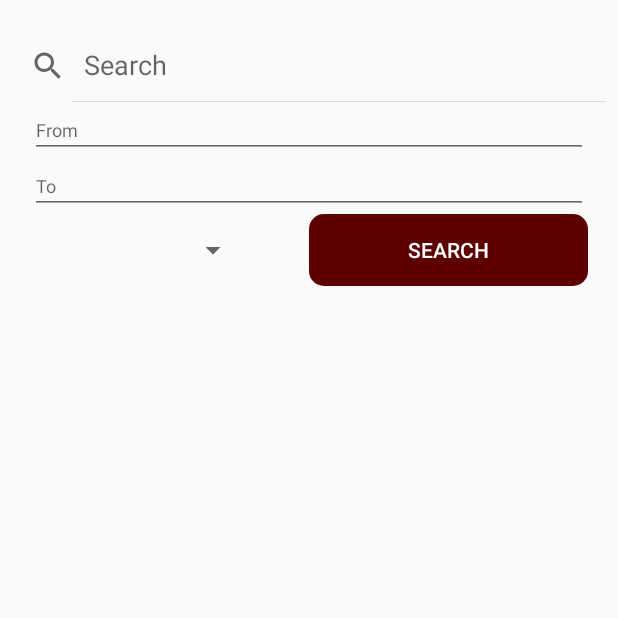
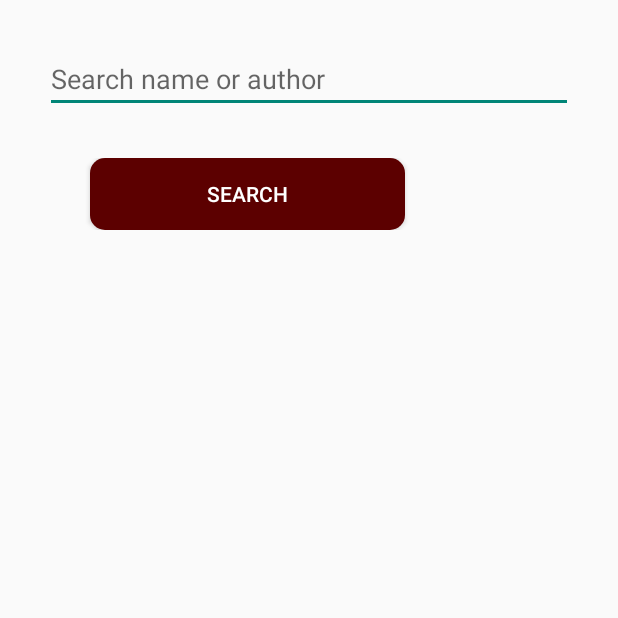
Before and after one commit to hoangduongngg/AndroidApp_COOKIK, an Android app: the fragment FragmentSearch shown on its own in the app's theme, on a phone screen of 412 x 824 dp, the top half of it. Run offline under Robolectric (Android 15) with nearby library versions, the phone set to English and light mode, and no system bars; pictures from the network do not load.

Commit message:
Search name

```diff
--- a/COOKIK_APP/app/src/main/java/com/example/cookik_app/API/APIService.java
+++ b/COOKIK_APP/app/src/main/java/com/example/cookik_app/API/APIService.java
@@ -30,7 +30,7 @@ public interface APIService {
     Call<List<Book>> getListBook (
     );
 
-    @GET("api/book/name")
+    @POST("api/book/name")
     Call<List<Book>> getListBookByName (
             @Query("name") String name
     );
@@ -49,4 +49,6 @@ public interface APIService {
     Call<Book> deleteBook(
             @Body Book book
     );
+
+
 }
--- a/COOKIK_APP/app/src/main/java/com/example/cookik_app/activity/fragment/FragmentSearch.java
+++ b/COOKIK_APP/app/src/main/java/com/example/cookik_app/activity/fragment/FragmentSearch.java
@@ -1,17 +1,44 @@
 package com.example.cookik_app.activity.fragment;
 
+import android.content.Intent;
 import android.os.Bundle;
 import android.view.LayoutInflater;
 import android.view.View;
 import android.view.ViewGroup;
+import android.widget.Button;
+import android.widget.EditText;
+import android.widget.SearchView;
+import android.widget.Toast;
 
 import androidx.annotation.NonNull;
 import androidx.annotation.Nullable;
 import androidx.fragment.app.Fragment;
+import androidx.recyclerview.widget.LinearLayoutManager;
+import androidx.recyclerview.widget.RecyclerView;
 
+import com.example.cookik_app.API.APIService;
+import com.example.cookik_app.API.BookController;
 import com.example.cookik_app.R;
+import com.example.cookik_app.activity.home.DetailActivity;
+import com.example.cookik_app.activity.home.HomeActivity;
+import com.example.cookik_app.adapter.RecycleViewAdapter;
+import com.example.cookik_app.model.Book;
 
-public class FragmentSearch extends Fragment {
+import java.util.ArrayList;
+import java.util.List;
+
+import retrofit2.Call;
+import retrofit2.Callback;
+import retrofit2.Response;
+
+public class FragmentSearch extends Fragment implements RecycleViewAdapter.ItemListener{
+    private RecycleViewAdapter adapter;
+    private RecyclerView recyclerView;
+    private BookController controller;
+//    SearchView search;
+    EditText search;
+    Button bt_search;
+    List<Book> list = new ArrayList<>();
     @Nullable
     @Override
     public View onCreateView(@NonNull LayoutInflater inflater, @Nullable ViewGroup container, @Nullable Bundle savedInstanceState) {
@@ -19,4 +46,55 @@ public class FragmentSearch extends Fragment {
         return inflate;
 
     }
+
+    @Override
+    public void onViewCreated(@NonNull View view, @Nullable Bundle savedInstanceState) {
+        super.onViewCreated(view, savedInstanceState);
+        search = view.findViewById(R.id.search);
+        bt_search = view.findViewById(R.id.bt_search);
+        recyclerView = view.findViewById(R.id.recycleView);
+        adapter = new RecycleViewAdapter();
+
+
+        bt_search.setOnClickListener(new View.OnClickListener() {
+
+            @Override
+            public void onClick(View view) {
+                String txt_search = search.getText().toString();
+                Toast.makeText(getContext(), txt_search, Toast.LENGTH_SHORT).show();
+
+                APIService.apiService.getListBookByName(txt_search).enqueue(new Callback<List<Book>>() {
+                    @Override
+                    public void onResponse(Call<List<Book>> call, Response<List<Book>> response) {
+                        if (response.isSuccessful()) {
+                            Toast.makeText(getContext(), "Search book successful.", Toast.LENGTH_SHORT).show();
+//                            Intent intent = new Intent(getContext(), HomeActivity.class);
+//                            startActivity(intent);
+                            list = response.body();
+
+                            adapter.setList(list);
+                            adapter.setContext(requireContext());
+                            LinearLayoutManager manager = new LinearLayoutManager(getContext(), RecyclerView.VERTICAL, false);
+                            recyclerView.setLayoutManager(manager);
+                            recyclerView.setAdapter(adapter);
+                            adapter.setItemListener(FragmentSearch.this);
+                        }
+                    }
+
+                    @Override
+                    public void onFailure(Call<List<Book>> call, Throwable t) {
+                        Toast.makeText(getContext(), t.toString(), Toast.LENGTH_SHORT).show();
+                    }
+                });
+            }
+        });
+    }
+
+    @Override
+    public void onItemClick(View view, int position) {
+        Intent intent = new Intent(getActivity(), DetailActivity.class);
+        Book book = adapter.getItem(position);
+        intent.putExtra("book", book);
+        startActivity(intent);
+    }
 }
--- a/COOKIK_APP/app/src/main/res/layout/fragment_search.xml
+++ b/COOKIK_APP/app/src/main/res/layout/fragment_search.xml
@@ -5,32 +5,40 @@
     xmlns:app="http://schemas.android.com/apk/res-auto"
     android:orientation="vertical">
 
-    <SearchView
+<!--    <SearchView-->
+<!--        android:id="@+id/search"-->
+<!--        android:layout_marginTop="20dp"-->
+<!--        android:queryHint="Search"-->
+<!--        android:iconifiedByDefault="false"-->
+<!--        android:layout_width="match_parent"-->
+<!--        android:layout_height="wrap_content"/>-->
+
+    <EditText
         android:id="@+id/search"
         android:layout_marginTop="20dp"
-        android:queryHint="Search"
-        android:iconifiedByDefault="false"
+        android:hint="Search name or author"
         android:layout_width="match_parent"
+        android:layout_margin="30dp"
         android:layout_height="wrap_content"/>
 
 <!--    Chon thoi gian-->
-    <EditText
-        android:id="@+id/eFrom"
-        android:hint="From"
-        android:textSize="12dp"
-        android:layout_marginLeft="20dp"
-        android:layout_marginRight="20dp"
-        android:layout_width="match_parent"
-        android:layout_height="wrap_content"/>
+<!--    <EditText-->
+<!--        android:id="@+id/eFrom"-->
+<!--        android:hint="From"-->
+<!--        android:textSize="12dp"-->
+<!--        android:layout_marginLeft="20dp"-->
+<!--        android:layout_marginRight="20dp"-->
+<!--        android:layout_width="match_parent"-->
+<!--        android:layout_height="wrap_content"/>-->
 
-    <EditText
-        android:id="@+id/eTo"
-        android:hint="To"
-        android:textSize="12dp"
-        android:layout_marginLeft="20dp"
-        android:layout_marginRight="20dp"
-        android:layout_width="match_parent"
-        android:layout_height="wrap_content"/>
+<!--    <EditText-->
+<!--        android:id="@+id/eTo"-->
+<!--        android:hint="To"-->
+<!--        android:textSize="12dp"-->
+<!--        android:layout_marginLeft="20dp"-->
+<!--        android:layout_marginRight="20dp"-->
+<!--        android:layout_width="match_parent"-->
+<!--        android:layout_height="wrap_content"/>-->
     <!--    End of Chon thoi gian-->
 <!--    Phân loại và nút Tìm-->
     <LinearLayout
@@ -41,15 +49,16 @@
         android:layout_marginRight="20dp"
         android:layout_marginLeft="20dp">
 
-        <Spinner
-            android:id="@+id/spinner"
-            android:layout_weight="1"
-            android:layout_gravity="center"
-            android:layout_width="wrap_content"
-            android:layout_height="wrap_content"/>
+<!--        <Spinner-->
+<!--            android:id="@+id/spinner"-->
+<!--            android:layout_weight="1"-->
+<!--            android:entries="@array/shelf"-->
+<!--            android:layout_gravity="center"-->
+<!--            android:layout_width="wrap_content"-->
+<!--            android:layout_height="wrap_content"/>-->
 
         <Button
-            android:id="@+id/btSearch"
+            android:id="@+id/bt_search"
             android:layout_weight="1"
             android:background="@drawable/button"
             android:text="Search"
--- a/Services/BookSerice/src/main/java/com/example/bookserice/repository/BookRepository.java
+++ b/Services/BookSerice/src/main/java/com/example/bookserice/repository/BookRepository.java
@@ -13,6 +13,8 @@ public interface BookRepository extends JpaRepository<BookEntity, Integer> {
     List<BookEntity> findByNameContains (String name);
     List<BookEntity> findByAuthorContains(String author);
 
+//    List<BookEntity> findByNameContainsAndAuthorContains (String key, String kee);
+
     List<BookEntity> findByRate (Integer rate);
     List<BookEntity> findByNameLikeAndRateAndAuthorLikeAndShelfId (
             String name,
```
Also changed, not shown: COOKIK_APP/app/src/main/res/layout/activity_login.xml (+35 -35 lines), COOKIK_APP/app/src/main/res/layout/activity_register.xml (+35 -35 lines), Services/BookSerice/src/main/java/com/example/bookserice/controller/BookRestController.java (+9 -0 lines).
